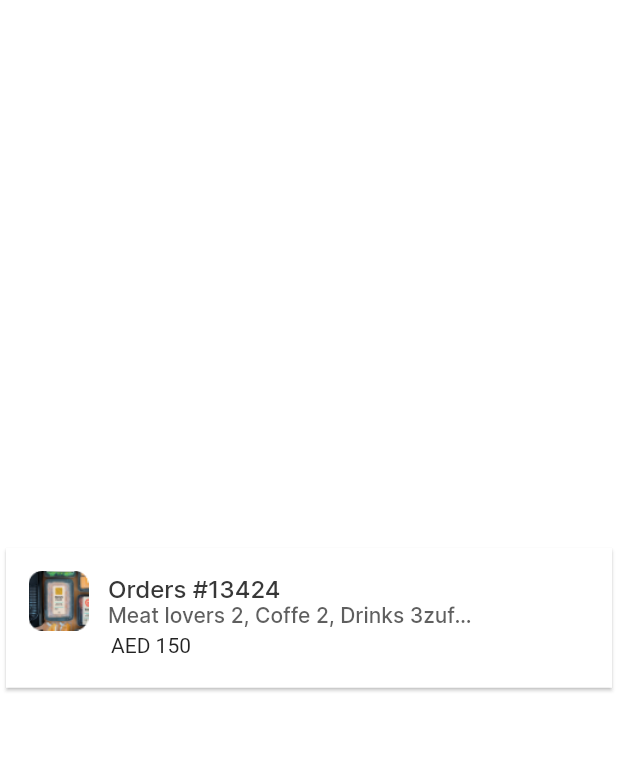
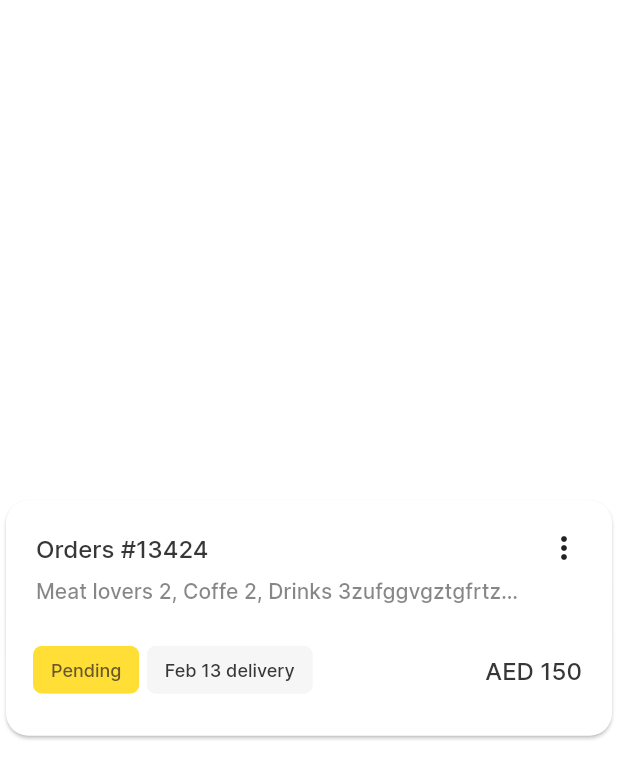
Before and after one commit to fcolakovic2/meelz, a Flutter app: the screen it shows after launch, on a phone screen of 412 x 824 dp. Shown: the top 779 px of the screen. Run offline on Flutter 3.47's test engine with Material 2 defaults, Android fonts, the phone set to English and light mode, and no system bars.

Commit message:
refaktoring koda

```diff
--- a/lib/kartica.dart
+++ /dev/null
@@ -1,224 +0,0 @@
-import 'package:flutter/material.dart';
-import 'package:meelz/SizeConfig.dart';
-
-class OrderKartica extends StatefulWidget {
-  String title, subtitle, cijena, image;
-
-  OrderKartica(this.title, this.subtitle, this.cijena, this.image);
-  @override
-  _OrderKarticaState createState() => _OrderKarticaState();
-}
-
-class _OrderKarticaState extends State<OrderKartica> {
-  @override
-  Widget build(BuildContext context) {
-    return Center(
-      child: Card(
-        shape: widget.image == ""
-            ? RoundedRectangleBorder(
-                borderRadius: BorderRadius.circular(15.0),
-              )
-            : RoundedRectangleBorder(),
-        child: widget.image != ""
-            ? Column(
-                mainAxisSize: MainAxisSize.min,
-                children: <Widget>[
-                  Padding(
-                    padding: const EdgeInsets.only(
-                        top: 15.0, left: 15.0, bottom: 1.0),
-                    child: Row(
-                      mainAxisAlignment: MainAxisAlignment.start,
-                      children: <Widget>[
-                        Column(children: <Widget>[
-                          Container(
-                            height: 40,
-                            child: Image.asset(widget.image),
-                          ),
-                        ]),
-                        Padding(
-                          padding: const EdgeInsets.only(left: 13.0),
-                          child: Column(
-                              crossAxisAlignment: CrossAxisAlignment.start,
-                              children: <Widget>[
-                                Text(
-                                  widget.title,
-                                  softWrap: false,
-                                  maxLines: 1,
-                                  overflow: TextOverflow.ellipsis,
-                                  style: TextStyle(
-                                    fontFamily: "Inter",
-                                    fontSize: 16,
-                                    fontStyle: FontStyle.normal,
-                                    fontWeight: FontWeight.w500,
-                                    color: Color(0xff373737),
-                                  ),
-                                ),
-                                SizedBox(
-                                  width:
-                                      MediaQuery.of(context).size.width * 0.6,
-                                  child: Text(
-                                    widget.subtitle,
-                                    softWrap: false,
-                                    maxLines: 1,
-                                    overflow: TextOverflow.ellipsis,
-                                    style: TextStyle(
-                                      fontFamily: "Inter",
-                                      fontSize: 14,
-                                      fontStyle: FontStyle.normal,
-                                      fontWeight: FontWeight.w500,
-                                      color: Color(0xff373737).withOpacity(0.8),
-                                    ),
-                                  ),
-                                ),
-                              ]),
-                        ),
-                      ],
-                    ),
-                  ),
-                  Padding(
-                    padding: const EdgeInsets.only(
-                        top: 1.0, left: 70.0, bottom: 20.0),
-                    child: Row(
-                      mainAxisAlignment: MainAxisAlignment.start,
-                      children: <Widget>[
-                        Column(children: <Widget>[
-                          Text(
-                            widget.cijena,
-                          ),
-                        ]),
-                      ],
-                    ),
-                  )
-                ],
-              )
-            : Column(
-                mainAxisSize: MainAxisSize.min,
-                children: <Widget>[
-                  Padding(
-                    padding: const EdgeInsets.fromLTRB(20.0, 20.0, 20.0, 8.0),
-                    child: Row(
-                      mainAxisAlignment: MainAxisAlignment.spaceBetween,
-                      children: <Widget>[
-                        Column(
-                          children: [
-                            Text(
-                              widget.title,
-                              softWrap: false,
-                              maxLines: 1,
-                              overflow: TextOverflow.ellipsis,
-                              style: TextStyle(
-                                fontSize: 16,
-                                fontFamily: "Inter",
-                                fontStyle: FontStyle.normal,
-                                fontWeight: FontWeight.w500,
-                                color: Color(0xff373737),
-                              ),
-                            ),
-                          ],
-                        ),
-                        Column(
-                          children: <Widget>[
-                            Icon(Icons.more_vert),
-                          ],
-                        ),
-                      ],
-                    ),
-                  ),
-                  Row(
-                    mainAxisAlignment: MainAxisAlignment.start,
-                    children: <Widget>[
-                      Padding(
-                        padding:
-                            const EdgeInsets.only(left: 20.0, bottom: 10.0),
-                        child: SizedBox(
-                          width: MediaQuery.of(context).size.width * 0.8,
-                          child: Text(
-                            widget.subtitle,
-                            softWrap: false,
-                            maxLines: 1,
-                            overflow: TextOverflow.ellipsis,
-                            style: TextStyle(
-                              fontSize: 14,
-                              fontFamily: "Inter",
-                              fontStyle: FontStyle.normal,
-                              fontWeight: FontWeight.w500,
-                              color: Color(0xff373737).withOpacity(0.6),
-                            ),
-                          ),
-                        ),
-                      ),
-                    ],
-                  ),
-                  Padding(
-                    padding: const EdgeInsets.fromLTRB(18.0, 10.0, 20.0, 20),
-                    child: Row(
-                      mainAxisAlignment: MainAxisAlignment.start,
-                      children: <Widget>[
-                        Padding(
-                          padding: const EdgeInsets.only(right: 5.0),
-                          child: Column(
-                            children: <Widget>[
-                              Chip(
-                                shape: RoundedRectangleBorder(
-                                    borderRadius:
-                                        BorderRadius.all(Radius.circular(6))),
-                                backgroundColor: Color(0xffFFDF36),
-                                label: Text(
-                                  "Pending",
-                                  style: TextStyle(
-                                    fontFamily: "Inter",
-                                    fontSize: 12,
-                                    fontStyle: FontStyle.normal,
-                                    fontWeight: FontWeight.w500,
-                                    color: Color(0xff68572D),
-                                  ),
-                                ),
-                              ),
-                            ],
-                          ),
-                        ),
-                        Column(
-                          children: <Widget>[
-                            Chip(
-                              shape: RoundedRectangleBorder(
-                                  borderRadius:
-                                      BorderRadius.all(Radius.circular(6))),
-                              backgroundColor: Color(0xffF6F6F6),
-                              label: Text(
-                                "Feb 13 delivery",
-                                style: TextStyle(
-                                  fontFamily: "Inter",
-                                  fontSize: 12,
-                                  fontStyle: FontStyle.normal,
-                                  fontWeight: FontWeight.w500,
-                                  color: Color(0xff373737),
-                                ),
-                              ),
-                            ),
-                          ],
-                        ),
-                        Spacer(),
-                        Column(
-                          mainAxisAlignment: MainAxisAlignment.end,
-                          children: [
-                            Text(
-                              widget.cijena,
-                              style: TextStyle(
-                                fontSize: 16,
-                                fontFamily: "Inter",
-                                fontStyle: FontStyle.normal,
-                                fontWeight: FontWeight.w500,
-                                color: Color(0xff373737),
-                              ),
-                            ),
-                          ],
-                        ),
-                      ],
-                    ),
-                  ),
-                ],
-              ),
-      ),
-    );
-  }
-}
--- a/lib/main.dart
+++ b/lib/main.dart
@@ -1,5 +1,5 @@
 import 'package:flutter/material.dart';
-import 'package:meelz/kartica.dart';
+import 'package:meelz/view/kartica/pages/kartica.dart';
 
 void main() {
   runApp(MyApp());
@@ -27,7 +27,7 @@ class MyApp extends StatelessWidget {
           "Orders #13424",
           "Meat lovers 2, Coffe 2, Drinks 3zufggvgztgfrtzug67r7tugtzugtuzgitugtgtzgzuzguzihgiuhjiuojuojuojiuojuoi",
           "AED 150",
-          "assets/images/Rectangle711.png"),
+          ""),
     );
   }
 }
--- /dev/null
+++ b/lib/view/kartica/pages/kartica.dart
@@ -0,0 +1,36 @@
+import 'package:flutter/material.dart';
+import 'package:meelz/view/kartica/widgets/kartica_bez_slike.dart';
+import 'package:meelz/view/kartica/widgets/kartica_sa_slikom.dart';
+
+class OrderKartica extends StatefulWidget {
+  String title, subtitle, cijena, image;
+
+  OrderKartica(this.title, this.subtitle, this.cijena, this.image);
+  @override
+  _OrderKarticaState createState() => _OrderKarticaState();
+}
+
+class _OrderKarticaState extends State<OrderKartica> {
+  @override
+  Widget build(BuildContext context) {
+    return Center(
+      child: Card(
+        shape: widget.image == ""
+            ? RoundedRectangleBorder(
+                borderRadius: BorderRadius.circular(15.0),
+              )
+            : RoundedRectangleBorder(),
+        child: widget.image != ""
+            ? KarticaSaSlikom(
+                naslov: widget.title,
+                subnaslov: widget.subtitle,
+                srcslike: widget.image,
+                cijena: widget.cijena)
+            : KarticaBezSlike(
+                naslov: widget.title,
+                podnaslov: widget.subtitle,
+                cijena: widget.cijena),
+      ),
+    );
+  }
+}
--- /dev/null
+++ b/lib/view/kartica/widgets/cijena_bez_slike.dart
@@ -0,0 +1,24 @@
+import 'package:flutter/material.dart';
+
+class CijenaBezSlike extends StatelessWidget {
+  const CijenaBezSlike({
+    Key key,
+    @required this.cijena,
+  }) : super(key: key);
+
+  final String cijena;
+
+  @override
+  Widget build(BuildContext context) {
+    return Text(
+      cijena,
+      style: TextStyle(
+        fontSize: 16,
+        fontFamily: "Inter",
+        fontStyle: FontStyle.normal,
+        fontWeight: FontWeight.w500,
+        color: Color(0xff373737),
+      ),
+    );
+  }
+}
--- /dev/null
+++ b/lib/view/kartica/widgets/cijena_slika.dart
@@ -0,0 +1,27 @@
+import 'package:flutter/material.dart';
+
+class CijenaSlika extends StatelessWidget {
+  const CijenaSlika({
+    Key key,
+    @required this.cijena,
+  }) : super(key: key);
+
+  final String cijena;
+
+  @override
+  Widget build(BuildContext context) {
+    return Padding(
+      padding: const EdgeInsets.only(top: 1.0, left: 70.0, bottom: 20.0),
+      child: Row(
+        mainAxisAlignment: MainAxisAlignment.start,
+        children: <Widget>[
+          Column(children: <Widget>[
+            Text(
+              cijena,
+            ),
+          ]),
+        ],
+      ),
+    );
+  }
+}
--- /dev/null
+++ b/lib/view/kartica/widgets/delivery_date_chip.dart
@@ -0,0 +1,26 @@
+import 'package:flutter/material.dart';
+
+class DeliveryDateChip extends StatelessWidget {
+  const DeliveryDateChip({
+    Key key,
+  }) : super(key: key);
+
+  @override
+  Widget build(BuildContext context) {
+    return Chip(
+      shape: RoundedRectangleBorder(
+          borderRadius: BorderRadius.all(Radius.circular(6))),
+      backgroundColor: Color(0xffF6F6F6),
+      label: Text(
+        "Feb 13 delivery",
+        style: TextStyle(
+          fontFamily: "Inter",
+          fontSize: 12,
+          fontStyle: FontStyle.normal,
+          fontWeight: FontWeight.w500,
+          color: Color(0xff373737),
+        ),
+      ),
+    );
+  }
+}
--- /dev/null
+++ b/lib/view/kartica/widgets/kartica_bez_slike.dart
@@ -0,0 +1,59 @@
+import 'package:flutter/material.dart';
+import 'package:meelz/view/kartica/widgets/cijena_bez_slike.dart';
+import 'package:meelz/view/kartica/widgets/delivery_date_chip.dart';
+import 'package:meelz/view/kartica/widgets/naslov_tackice_bez_slike.dart';
+import 'package:meelz/view/kartica/widgets/pending_chip.dart';
+import 'package:meelz/view/kartica/widgets/podnaslov_bez_slike.dart';
+
+class KarticaBezSlike extends StatelessWidget {
+  const KarticaBezSlike({
+    Key key,
+    @required this.naslov,
+    @required this.podnaslov,
+    @required this.cijena,
+  }) : super(key: key);
+  final String naslov;
+  final String podnaslov;
+  final String cijena;
+  @override
+  Widget build(BuildContext context) {
+    return Column(
+      mainAxisSize: MainAxisSize.min,
+      children: <Widget>[
+        Padding(
+          padding: const EdgeInsets.fromLTRB(20.0, 20.0, 20.0, 8.0),
+          child: NaslovTackice(naslov: naslov),
+        ),
+        PodnaslovBezSlike(podnaslov: podnaslov),
+        Padding(
+          padding: const EdgeInsets.fromLTRB(18.0, 10.0, 20.0, 20),
+          child: Row(
+            mainAxisAlignment: MainAxisAlignment.start,
+            children: <Widget>[
+              Padding(
+                padding: const EdgeInsets.only(right: 5.0),
+                child: Column(
+                  children: <Widget>[
+                    PendingChip(),
+                  ],
+                ),
+              ),
+              Column(
+                children: <Widget>[
+                  DeliveryDateChip(),
+                ],
+              ),
+              Spacer(),
+              Column(
+                mainAxisAlignment: MainAxisAlignment.end,
+                children: [
+                  CijenaBezSlike(cijena: cijena),
+                ],
+              ),
+            ],
+          ),
+        ),
+      ],
+    );
+  }
+}
--- /dev/null
+++ b/lib/view/kartica/widgets/kartica_sa_slikom.dart
@@ -0,0 +1,47 @@
+import 'package:flutter/material.dart';
+import 'package:meelz/view/kartica/widgets/cijena_slika.dart';
+import 'package:meelz/view/kartica/widgets/naslov_podnaslov_slika.dart';
+
+class KarticaSaSlikom extends StatelessWidget {
+  const KarticaSaSlikom({
+    Key key,
+    @required this.naslov,
+    @required this.subnaslov,
+    @required this.srcslike,
+    @required this.cijena,
+  }) : super(key: key);
+
+  final String naslov;
+  final String subnaslov;
+  final String srcslike;
+  final String cijena;
+
+  @override
+  Widget build(BuildContext context) {
+    return Column(
+      mainAxisSize: MainAxisSize.min,
+      children: <Widget>[
+        Padding(
+          padding: const EdgeInsets.only(top: 15.0, left: 15.0, bottom: 1.0),
+          child: Row(
+            mainAxisAlignment: MainAxisAlignment.start,
+            children: <Widget>[
+              Column(children: <Widget>[
+                Container(
+                  height: 40,
+                  child: Image.asset(srcslike),
+                ),
+              ]),
+              Padding(
+                padding: const EdgeInsets.only(left: 13.0),
+                child: NaslovPodnaslovSaSlikom(
+                    naslov: naslov, subnaslov: subnaslov),
+              ),
+            ],
+          ),
+        ),
+        CijenaSlika(cijena: cijena)
+      ],
+    );
+  }
+}
--- /dev/null
+++ b/lib/view/kartica/widgets/naslov_podnaslov_slika.dart
@@ -0,0 +1,49 @@
+import 'package:flutter/material.dart';
+
+class NaslovPodnaslovSaSlikom extends StatelessWidget {
+  const NaslovPodnaslovSaSlikom({
+    Key key,
+    @required this.naslov,
+    @required this.subnaslov,
+  }) : super(key: key);
+
+  final String naslov;
+  final String subnaslov;
+
+  @override
+  Widget build(BuildContext context) {
+    return Column(
+        crossAxisAlignment: CrossAxisAlignment.start,
+        children: <Widget>[
+          Text(
+            naslov,
+            softWrap: false,
+            maxLines: 1,
+            overflow: TextOverflow.ellipsis,
+            style: TextStyle(
+              fontFamily: "Inter",
+              fontSize: 16,
+              fontStyle: FontStyle.normal,
+              fontWeight: FontWeight.w500,
+              color: Color(0xff373737),
+            ),
+          ),
+          SizedBox(
+            width: MediaQuery.of(context).size.width * 0.6,
+            child: Text(
+              subnaslov,
+              softWrap: false,
+              maxLines: 1,
+              overflow: TextOverflow.ellipsis,
+              style: TextStyle(
+                fontFamily: "Inter",
+                fontSize: 14,
+                fontStyle: FontStyle.normal,
+                fontWeight: FontWeight.w500,
+                color: Color(0xff373737).withOpacity(0.8),
+              ),
+            ),
+          ),
+        ]);
+  }
+}
--- /dev/null
+++ b/lib/view/kartica/widgets/naslov_tackice_bez_slike.dart
@@ -0,0 +1,41 @@
+import 'package:flutter/material.dart';
+
+class NaslovTackice extends StatelessWidget {
+  const NaslovTackice({
+    Key key,
+    @required this.naslov,
+  }) : super(key: key);
+
+  final String naslov;
+
+  @override
+  Widget build(BuildContext context) {
+    return Row(
+      mainAxisAlignment: MainAxisAlignment.spaceBetween,
+      children: <Widget>[
+        Column(
+          children: [
+            Text(
+              naslov,
+              softWrap: false,
+              maxLines: 1,
+              overflow: TextOverflow.ellipsis,
+              style: TextStyle(
+                fontSize: 16,
+                fontFamily: "Inter",
+                fontStyle: FontStyle.normal,
+                fontWeight: FontWeight.w500,
+                color: Color(0xff373737),
+              ),
+            ),
+          ],
+        ),
+        Column(
+          children: <Widget>[
+            Icon(Icons.more_vert),
+          ],
+        ),
+      ],
+    );
+  }
+}
--- /dev/null
+++ b/lib/view/kartica/widgets/pending_chip.dart
@@ -0,0 +1,26 @@
+import 'package:flutter/material.dart';
+
+class PendingChip extends StatelessWidget {
+  const PendingChip({
+    Key key,
+  }) : super(key: key);
+
+  @override
+  Widget build(BuildContext context) {
+    return Chip(
+      shape: RoundedRectangleBorder(
+          borderRadius: BorderRadius.all(Radius.circular(6))),
+      backgroundColor: Color(0xffFFDF36),
+      label: Text(
+        "Pending",
+        style: TextStyle(
+          fontFamily: "Inter",
+          fontSize: 12,
+          fontStyle: FontStyle.normal,
+          fontWeight: FontWeight.w500,
+          color: Color(0xff68572D),
+        ),
+      ),
+    );
+  }
+}
--- /dev/null
+++ b/lib/view/kartica/widgets/podnaslov_bez_slike.dart
@@ -0,0 +1,38 @@
+import 'package:flutter/material.dart';
+
+class PodnaslovBezSlike extends StatelessWidget {
+  const PodnaslovBezSlike({
+    Key key,
+    @required this.podnaslov,
+  }) : super(key: key);
+
+  final String podnaslov;
+
+  @override
+  Widget build(BuildContext context) {
+    return Row(
+      mainAxisAlignment: MainAxisAlignment.start,
+      children: <Widget>[
+        Padding(
+          padding: const EdgeInsets.only(left: 20.0, bottom: 10.0),
+          child: SizedBox(
+            width: MediaQuery.of(context).size.width * 0.8,
+            child: Text(
+              podnaslov,
+              softWrap: false,
+              maxLines: 1,
+              overflow: TextOverflow.ellipsis,
+              style: TextStyle(
+                fontSize: 14,
+                fontFamily: "Inter",
+                fontStyle: FontStyle.normal,
+                fontWeight: FontWeight.w500,
+                color: Color(0xff373737).withOpacity(0.6),
+              ),
+            ),
+          ),
+        ),
+      ],
+    );
+  }
+}
```
